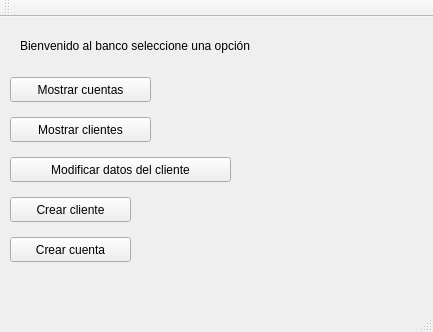
This is Bank/bankofficial.ui in Mrjarkos/2019_1_d3_prc4_CabuyaAlberto_C-rdenasJavier_RoncancioBrayan as Qt 5 draws it before an edit. The edited form follows.
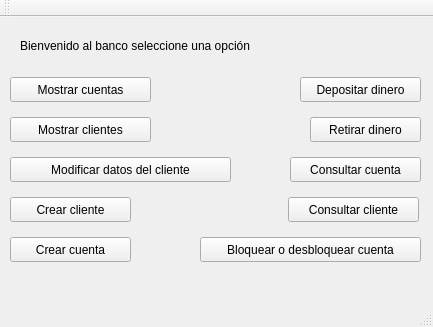
This is the edited form.

```diff
--- a/Bank/bankofficial.ui
+++ b/Bank/bankofficial.ui
@@ -7,7 +7,7 @@
     <x>0</x>
     <y>0</y>
     <width>433</width>
-    <height>332</height>
+    <height>327</height>
    </rect>
   </property>
   <property name="windowTitle">
@@ -92,7 +92,81 @@
      <string>Crear cuenta</string>
     </property>
    </widget>
+   <widget class="QPushButton" name="deposit">
+    <property name="geometry">
+     <rect>
+      <x>300</x>
+      <y>60</y>
+      <width>121</width>
+      <height>25</height>
+     </rect>
+    </property>
+    <property name="text">
+     <string>Depositar dinero</string>
+    </property>
+   </widget>
+   <widget class="QPushButton" name="withdrawal">
+    <property name="geometry">
+     <rect>
+      <x>310</x>
+      <y>100</y>
+      <width>111</width>
+      <height>25</height>
+     </rect>
+    </property>
+    <property name="text">
+     <string>Retirar dinero</string>
+    </property>
+   </widget>
+   <widget class="QPushButton" name="Block_Unblock">
+    <property name="geometry">
+     <rect>
+      <x>200</x>
+      <y>220</y>
+      <width>221</width>
+      <height>25</height>
+     </rect>
+    </property>
+    <property name="text">
+     <string>Bloquear o desbloquear cuenta</string>
+    </property>
+   </widget>
+   <widget class="QPushButton" name="Consulaccount">
+    <property name="geometry">
+     <rect>
+      <x>290</x>
+      <y>140</y>
+      <width>131</width>
+      <height>25</height>
+     </rect>
+    </property>
+    <property name="text">
+     <string>Consultar cuenta</string>
+    </property>
+   </widget>
+   <widget class="QPushButton" name="Consultarclient">
+    <property name="geometry">
+     <rect>
+      <x>288</x>
+      <y>180</y>
+      <width>131</width>
+      <height>25</height>
+     </rect>
+    </property>
+    <property name="text">
+     <string>Consultar cliente</string>
+    </property>
+   </widget>
   </widget>
+  <widget class="QToolBar" name="mainToolBar">
+   <attribute name="toolBarArea">
+    <enum>TopToolBarArea</enum>
+   </attribute>
+   <attribute name="toolBarBreak">
+    <bool>false</bool>
+   </attribute>
+  </widget>
+  <widget class="QStatusBar" name="statusBar"/>
   <widget class="QMenuBar" name="menuBar">
    <property name="geometry">
     <rect>
@@ -103,15 +177,6 @@
     </rect>
    </property>
   </widget>
-  <widget class="QToolBar" name="mainToolBar">
-   <attribute name="toolBarArea">
-    <enum>TopToolBarArea</enum>
-   </attribute>
-   <attribute name="toolBarBreak">
-    <bool>false</bool>
-   </attribute>
-  </widget>
-  <widget class="QStatusBar" name="statusBar"/>
  </widget>
  <layoutdefault spacing="6" margin="11"/>
  <resources/>
```
